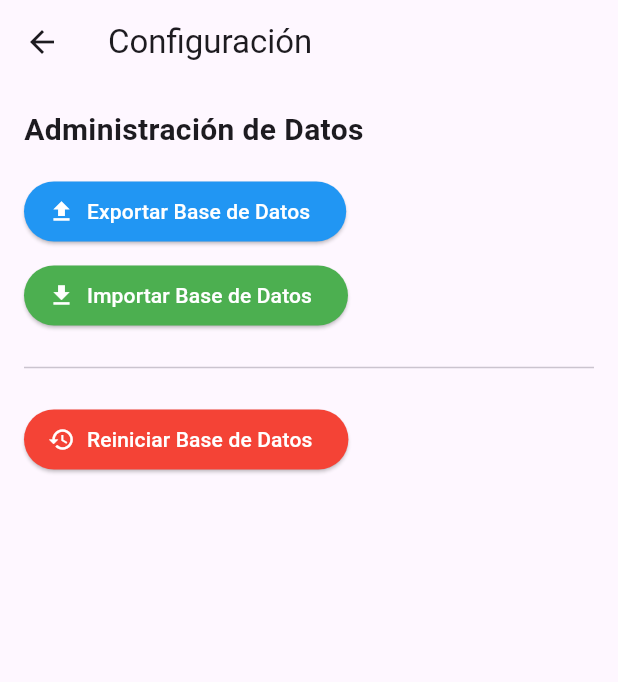
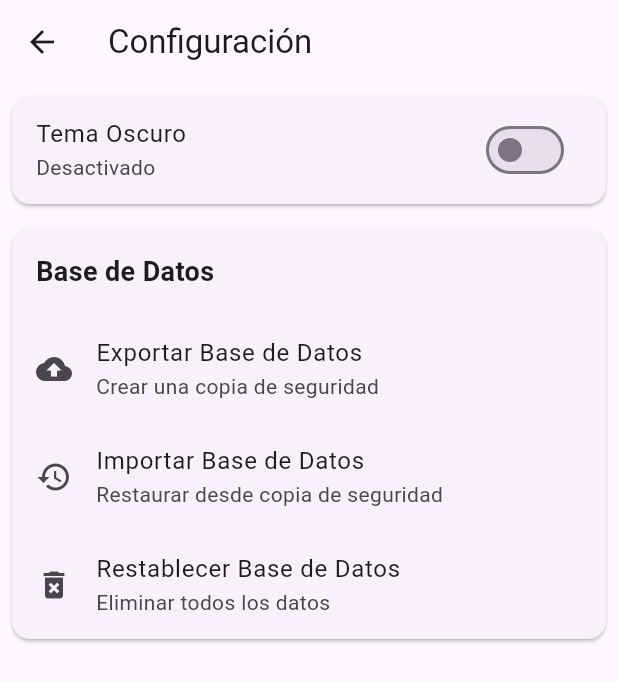
Before and after one commit to crgv7/baseballanotation, a Flutter app: the ConfigurationScreen screen opened by its route, on a phone screen of 412 x 824 dp. Shown: the top 682 px of the screen. Run offline on Flutter 3.47's test engine with Material 3 defaults, Android fonts, the phone set to English and light mode, and no system bars; our stand-ins replace file_picker, image_picker, permission_handler, shared_preferences, sqflite, syncfusion_flutter_calendar and 1 more; accounts and stored records are empty.

Commit message:
crear cambio de tema en configuracion

```diff
--- /dev/null
+++ b/lib/providers/theme_provider.dart
@@ -0,0 +1,28 @@
+import 'package:flutter/material.dart';
+import 'package:shared_preferences/shared_preferences.dart';
+
+class ThemeProvider with ChangeNotifier {
+  static const String _themeKey = 'theme_mode';
+  SharedPreferences? _prefs;
+  bool _isDarkMode;
+
+  ThemeProvider() : _isDarkMode = false {
+    _initPrefs();
+  }
+
+  bool get isDarkMode => _isDarkMode;
+
+  ThemeMode get themeMode => _isDarkMode ? ThemeMode.dark : ThemeMode.light;
+
+  Future<void> _initPrefs() async {
+    _prefs = await SharedPreferences.getInstance();
+    _isDarkMode = _prefs?.getBool(_themeKey) ?? false;
+    notifyListeners();
+  }
+
+  Future<void> toggleTheme() async {
+    _isDarkMode = !_isDarkMode;
+    await _prefs?.setBool(_themeKey, _isDarkMode);
+    notifyListeners();
+  }
+}
--- a/lib/screen/configuration/configuration_screen.dart
+++ b/lib/screen/configuration/configuration_screen.dart
@@ -6,16 +6,11 @@ import 'package:file_picker/file_picker.dart';
 import 'package:path_provider/path_provider.dart';
 import 'dart:io';
 import 'package:permission_handler/permission_handler.dart';
+import 'package:provider/provider.dart';
+import '../../providers/theme_provider.dart';
 
-class ConfigurationScreen extends StatefulWidget {
-  const ConfigurationScreen({Key? key}) : super(key: key);
-
-  @override
-  State<ConfigurationScreen> createState() => _ConfigurationScreenState();
-}
-
-class _ConfigurationScreenState extends State<ConfigurationScreen> {
-  final DatabaseServices _databaseServices = DatabaseServices.instance;
+class ConfigurationScreen extends StatelessWidget {
+  const ConfigurationScreen({super.key});
 
   Future<String?> _getExportDirectory() async {
     try {
@@ -208,7 +203,7 @@ class _ConfigurationScreenState extends State<ConfigurationScreen> {
           String targetPath = join(databasePath, 'baseball_stats.db');
 
           // Cerrar la base de datos actual
-          await _databaseServices.closeDatabase();
+          await DatabaseServices.instance.closeDatabase();
 
           // Copiar el archivo seleccionado
           await File(filePath).copy(targetPath);
@@ -237,8 +232,7 @@ class _ConfigurationScreenState extends State<ConfigurationScreen> {
     }
   }
 
-  Future<void> _resetDatabase(BuildContext context) async {
-    try {
+  Future<void> _showResetConfirmationDialog(BuildContext context) async {
     bool? confirm = await showDialog<bool>(
       context: context,
       builder: (BuildContext dialogContext) {
@@ -265,7 +259,7 @@ class _ConfigurationScreenState extends State<ConfigurationScreen> {
     );
 
     if (confirm == true) {
-        await _databaseServices.resetDatabase();
+      await DatabaseServices.instance.resetDatabase();
 
       if (!context.mounted) return;
       ScaffoldMessenger.of(context).showSnackBar(
@@ -278,15 +272,6 @@ class _ConfigurationScreenState extends State<ConfigurationScreen> {
       if (!context.mounted) return;
       Navigator.of(context).pushNamedAndRemoveUntil('/', (route) => false);
     }
-    } catch (e) {
-      if (!context.mounted) return;
-      ScaffoldMessenger.of(context).showSnackBar(
-        SnackBar(
-          content: Text('Error al reiniciar la base de datos: $e'),
-          backgroundColor: Colors.red,
-        ),
-      );
-    }
   }
 
   @override
@@ -295,53 +280,63 @@ class _ConfigurationScreenState extends State<ConfigurationScreen> {
       appBar: AppBar(
         title: const Text('Configuración'),
       ),
-      body: Padding(
-        padding: const EdgeInsets.all(16.0),
+      body: ListView(
+        children: [
+          // Sección de Tema
+          Card(
+            margin: const EdgeInsets.all(8.0),
+            child: Consumer<ThemeProvider>(
+              builder: (context, themeProvider, child) {
+                return SwitchListTile(
+                  title: const Text('Tema Oscuro'),
+                  subtitle: Text(themeProvider.isDarkMode ? 'Activado' : 'Desactivado'),
+                  value: themeProvider.isDarkMode,
+                  onChanged: (bool value) {
+                    themeProvider.toggleTheme();
+                  },
+                );
+              },
+            ),
+          ),
+          // Sección de Base de Datos
+          Card(
+            margin: const EdgeInsets.all(8.0),
             child: Column(
               crossAxisAlignment: CrossAxisAlignment.start,
               children: [
-            const Text(
-              'Administración de Datos',
+                const Padding(
+                  padding: EdgeInsets.all(16.0),
+                  child: Text(
+                    'Base de Datos',
                     style: TextStyle(
-                fontSize: 20,
+                      fontSize: 18,
                       fontWeight: FontWeight.bold,
                     ),
                   ),
-            const SizedBox(height: 16),
-            ElevatedButton.icon(
-              onPressed: () => _exportDatabase(context),
-              icon: const Icon(Icons.upload),
-              label: const Text('Exportar Base de Datos'),
-              style: ElevatedButton.styleFrom(
-                backgroundColor: Colors.blue,
-                foregroundColor: Colors.white,
                 ),
+                ListTile(
+                  leading: const Icon(Icons.backup),
+                  title: const Text('Exportar Base de Datos'),
+                  subtitle: const Text('Crear una copia de seguridad'),
+                  onTap: () => _exportDatabase(context),
                 ),
-            const SizedBox(height: 8),
-            ElevatedButton.icon(
-              onPressed: () => _importDatabase(context),
-              icon: const Icon(Icons.download),
-              label: const Text('Importar Base de Datos'),
-              style: ElevatedButton.styleFrom(
-                backgroundColor: Colors.green,
-                foregroundColor: Colors.white,
+                ListTile(
+                  leading: const Icon(Icons.restore),
+                  title: const Text('Importar Base de Datos'),
+                  subtitle: const Text('Restaurar desde copia de seguridad'),
+                  onTap: () => _importDatabase(context),
                 ),
+                ListTile(
+                  leading: const Icon(Icons.delete_forever),
+                  title: const Text('Restablecer Base de Datos'),
+                  subtitle: const Text('Eliminar todos los datos'),
+                  onTap: () => _showResetConfirmationDialog(context),
                 ),
-            const SizedBox(height: 16),
-            const Divider(),
-            const SizedBox(height: 16),
-            ElevatedButton.icon(
-              onPressed: () => _resetDatabase(context),
-              icon: const Icon(Icons.restore),
-              label: const Text('Reiniciar Base de Datos'),
-              style: ElevatedButton.styleFrom(
-                backgroundColor: Colors.red,
-                foregroundColor: Colors.white,
+              ],
             ),
           ),
         ],
       ),
-      ),
     );
   }
 }
--- a/pubspec.yaml
+++ b/pubspec.yaml
@@ -33,6 +33,8 @@ dependencies:
   cupertino_icons: ^1.0.2
   sqflite: ^2.3.0
   path: ^1.8.3
+  provider: ^6.0.5
+  shared_preferences: ^2.2.0
   intl: ^0.18.1
   image_picker: ^1.0.4
   path_provider: ^2.0.15
```
Also changed, not shown: lib/main.dart (+25 -3 lines), pubspec.lock, 1 other file. Lines whose indentation alone changed are shown as unchanged.
